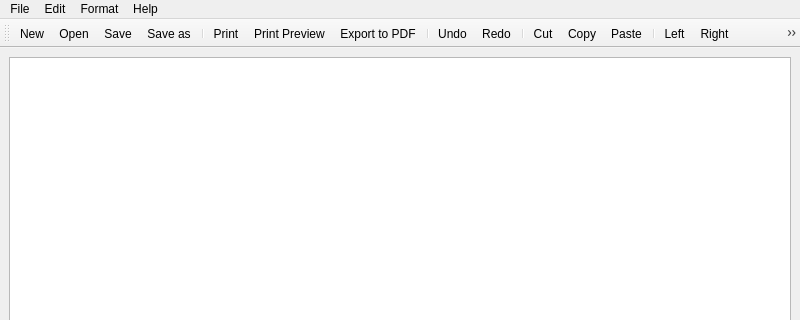
Before: the Qt Designer form mainwindow.ui in JasurIbraimov/NotepadQt, drawn with Qt 5; both pictures show x 0 to 800 and y 0 to 320 of the 800 by 600 pixel window.
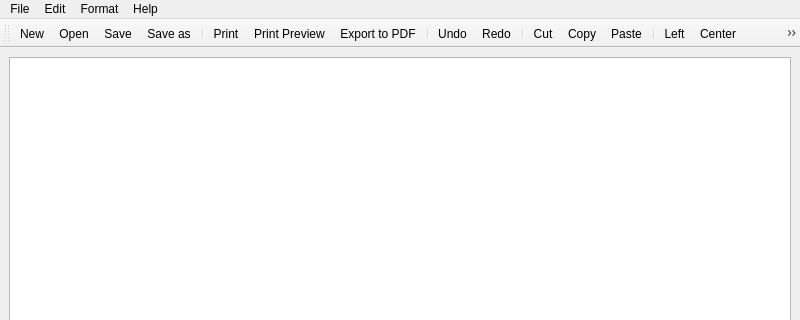
After: the same form once the commit is applied. Icons and pictures are not drawn.

Diff of the .ui file:
```diff
--- a/mainwindow.ui
+++ b/mainwindow.ui
@@ -114,8 +114,8 @@
    <addaction name="actionPaste"/>
    <addaction name="separator"/>
    <addaction name="actionLeft"/>
-   <addaction name="actionRight"/>
    <addaction name="actionCenter"/>
+   <addaction name="actionRight"/>
    <addaction name="actionJustify"/>
    <addaction name="actionFont"/>
    <addaction name="actionColor"/>
```
